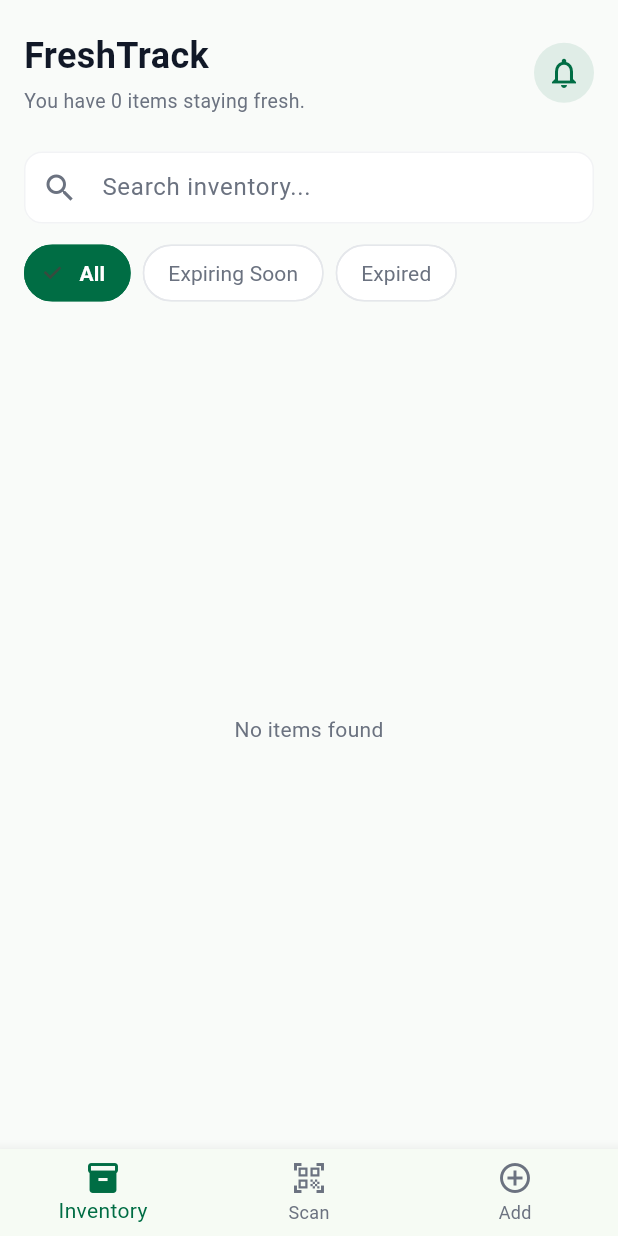
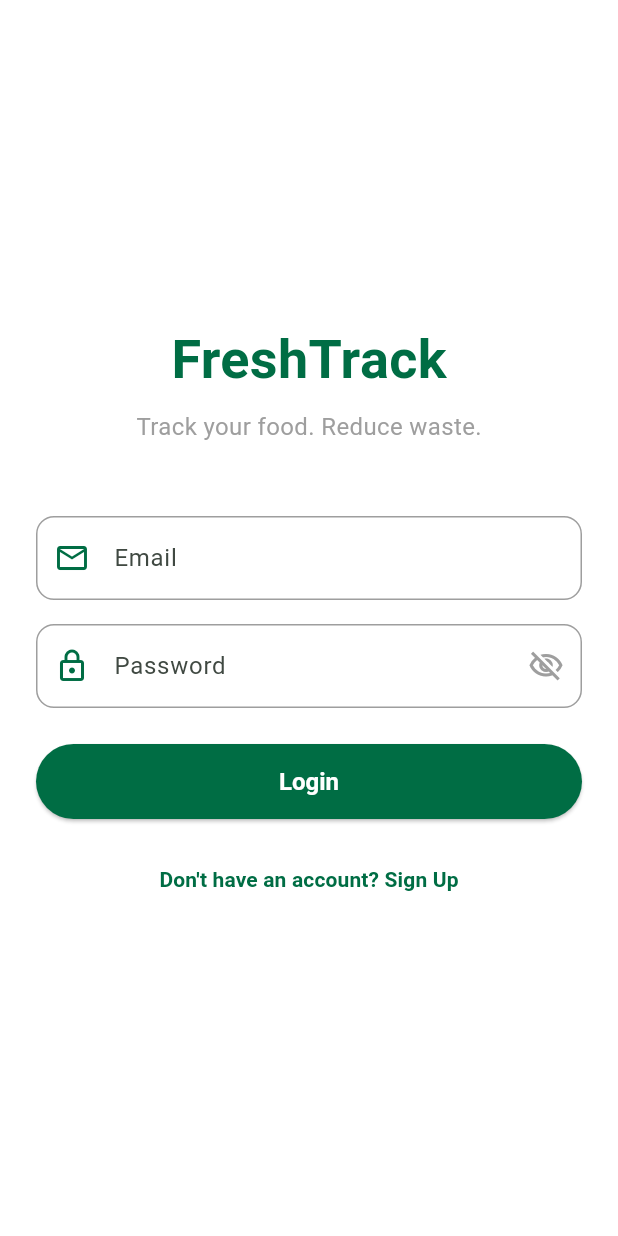
Before and after one commit to Redanaz/FreshTrack_App, a Flutter app: the screen it shows after launch, on a phone screen of 412 x 824 dp. Run offline on Flutter 3.47's test engine with Material 3 defaults, Android fonts, the phone set to English and light mode, and no system bars; our stand-ins replace flutter_local_notifications, image_picker, supabase_flutter, timezone; missing offline and left inert: google_mlkit_text_recognition; accounts and stored records are empty; Roboto replaces fonts that are missing (SF Pro Display).

Commit message:
Final Modifications

```diff
--- a/fresh_track_app/lib/main.dart
+++ b/fresh_track_app/lib/main.dart
@@ -1,16 +1,22 @@
+/*
+ * Supabase Dashboard Steps:
+ * 1. Go to Supabase Dashboard -> Authentication -> Providers -> Enable Google
+ * 2. Add your SHA-1 fingerprint from ./gradlew signingReport to the Google Cloud Console OAuth client
+ * 3. Copy the Google Client ID into Supabase's Google provider settings
+ * 4. Add the Supabase redirect URL com.example.fresh_track_app://login-callback to Google Cloud Console's authorised redirect URIs
+ */
+
 import 'package:flutter/material.dart';
 import 'package:supabase_flutter/supabase_flutter.dart';
 import 'screens/home_screen.dart';
+import 'screens/login_screen.dart';
 import 'core/notification_service.dart'; // Logic Lead: Import the new service
 
 void main() async {
   // 1. Ensure Flutter is ready for async calls
   WidgetsFlutterBinding.ensureInitialized();
 
-  await Supabase.initialize(url: 'YOUR_SUPABASE_URL', anonKey: 'YOUR_SUPABASE_ANON_KEY');
-  if (Supabase.instance.client.auth.currentSession == null) {
-    await Supabase.instance.client.auth.signInAnonymously();
-  }
+  await Supabase.initialize(url: 'https://vlevtrwflvictiluylge.supabase.co', anonKey: 'sb_publishable_HCMi1Fw7JwZOCqHmWOgx_Q_gQYd7yAh');
 
   // 2. Initialize the Notification Service and Timezones
   final notificationService = NotificationService();
@@ -33,7 +39,20 @@ class FreshTrackApp extends StatelessWidget {
         colorScheme: ColorScheme.fromSeed(seedColor: const Color(0xFF006D44)),
         useMaterial3: true,
       ),
-      home: const HomeScreen(),
+      home: const AuthGate(),
     );
   }
 }
+
+class AuthGate extends StatelessWidget {
+  const AuthGate({super.key});
+
+  @override
+  Widget build(BuildContext context) {
+    final session = Supabase.instance.client.auth.currentSession;
+    if (session != null) {
+      return const HomeScreen();
+    }
+    return const LoginScreen();
+  }
+}
--- /dev/null
+++ b/fresh_track_app/lib/screens/login_screen.dart
@@ -0,0 +1,205 @@
+import 'package:flutter/material.dart';
+import 'package:supabase_flutter/supabase_flutter.dart';
+import 'home_screen.dart';
+
+class LoginScreen extends StatefulWidget {
+  const LoginScreen({super.key});
+
+  @override
+  State<LoginScreen> createState() => _LoginScreenState();
+}
+
+class _LoginScreenState extends State<LoginScreen> {
+  final TextEditingController _emailController = TextEditingController();
+  final TextEditingController _passwordController = TextEditingController();
+  bool _isLoading = false;
+  bool _isSignUpMode = false;
+  bool _obscurePassword = true;
+
+  @override
+  void dispose() {
+    _emailController.dispose();
+    _passwordController.dispose();
+    super.dispose();
+  }
+
+  Future<void> _submit() async {
+    final email = _emailController.text.trim();
+    final password = _passwordController.text.trim();
+
+    if (email.isEmpty || password.isEmpty) {
+      ScaffoldMessenger.of(context).showSnackBar(
+        const SnackBar(content: Text("Email and password fields cannot be empty.")),
+      );
+      return;
+    }
+
+    setState(() {
+      _isLoading = true;
+    });
+
+    try {
+      if (_isSignUpMode) {
+        await Supabase.instance.client.auth.signUp(
+          email: email,
+          password: password,
+        );
+        if (!mounted) return;
+        Navigator.pushReplacement(
+          context,
+          MaterialPageRoute(builder: (context) => const HomeScreen()),
+        );
+      } else {
+        await Supabase.instance.client.auth.signInWithPassword(
+          email: email,
+          password: password,
+        );
+        if (!mounted) return;
+        Navigator.pushReplacement(
+          context,
+          MaterialPageRoute(builder: (context) => const HomeScreen()),
+        );
+      }
+    } catch (error) {
+      if (!mounted) return;
+      String errorMessage = error.toString();
+      if (error is AuthException) {
+        errorMessage = error.message;
+      }
+      ScaffoldMessenger.of(context).showSnackBar(
+        SnackBar(content: Text(errorMessage)),
+      );
+    } finally {
+      if (mounted) {
+        setState(() {
+          _isLoading = false;
+        });
+      }
+    }
+  }
+
+  @override
+  Widget build(BuildContext context) {
+    return Scaffold(
+      backgroundColor: Colors.white,
+      body: SafeArea(
+        child: Center(
+          child: SingleChildScrollView(
+            padding: const EdgeInsets.symmetric(horizontal: 24.0),
+            child: Column(
+              mainAxisAlignment: MainAxisAlignment.center,
+              children: [
+                const Text(
+                  'FreshTrack',
+                  style: TextStyle(
+                    fontSize: 36,
+                    fontWeight: FontWeight.bold,
+                    color: Color(0xFF006D44),
+                  ),
+                ),
+                const SizedBox(height: 8),
+                const Text(
+                  'Track your food. Reduce waste.',
+                  style: TextStyle(
+                    fontSize: 16,
+                    color: Colors.grey,
+                  ),
+                ),
+                const SizedBox(height: 48),
+                TextField(
+                  controller: _emailController,
+                  keyboardType: TextInputType.emailAddress,
+                  decoration: InputDecoration(
+                    labelText: 'Email',
+                    prefixIcon: const Icon(Icons.email_outlined, color: Color(0xFF006D44)),
+                    focusedBorder: OutlineInputBorder(
+                      borderRadius: BorderRadius.circular(12),
+                      borderSide: const BorderSide(color: Color(0xFF006D44), width: 2),
+                    ),
+                    enabledBorder: OutlineInputBorder(
+                      borderRadius: BorderRadius.circular(12),
+                      borderSide: const BorderSide(color: Colors.grey),
+                    ),
+                    border: OutlineInputBorder(
+                      borderRadius: BorderRadius.circular(12),
+                    ),
+                  ),
+                ),
+                const SizedBox(height: 16),
+                TextField(
+                  controller: _passwordController,
+                  obscureText: _obscurePassword,
+                  decoration: InputDecoration(
+                    labelText: 'Password',
+                    prefixIcon: const Icon(Icons.lock_outlined, color: Color(0xFF006D44)),
+                    suffixIcon: IconButton(
+                      icon: Icon(
+                        _obscurePassword ? Icons.visibility_off_outlined : Icons.visibility_outlined,
+                        color: Colors.grey,
+                      ),
+                      onPressed: () {
+                        setState(() {
+                          _obscurePassword = !_obscurePassword;
+                        });
+                      },
+                    ),
+                    focusedBorder: OutlineInputBorder(
+                      borderRadius: BorderRadius.circular(12),
+                      borderSide: const BorderSide(color: Color(0xFF006D44), width: 2),
+                    ),
+                    enabledBorder: OutlineInputBorder(
+                      borderRadius: BorderRadius.circular(12),
+                      borderSide: const BorderSide(color: Colors.grey),
+                    ),
+                    border: OutlineInputBorder(
+                      borderRadius: BorderRadius.circular(12),
+                    ),
+                  ),
+                ),
+                const SizedBox(height: 24),
+                if (_isLoading)
+                  const CircularProgressIndicator(
+                    color: Color(0xFF006D44),
+                  )
+                else
+                  SizedBox(
+                    width: double.infinity,
+                    height: 50,
+                    child: ElevatedButton(
+                      onPressed: _submit,
+                      style: ElevatedButton.styleFrom(
+                        foregroundColor: Colors.white,
+                        backgroundColor: const Color(0xFF006D44),
+                        shape: RoundedRectangleBorder(
+                          borderRadius: BorderRadius.circular(30),
+                        ),
+                        textStyle: const TextStyle(fontSize: 16, fontWeight: FontWeight.bold),
+                      ),
+                      child: Text(_isSignUpMode ? 'Sign Up' : 'Login'),
+                    ),
+                  ),
+                const SizedBox(height: 16),
+                TextButton(
+                  onPressed: () {
+                    setState(() {
+                      _isSignUpMode = !_isSignUpMode;
+                    });
+                  },
+                  child: Text(
+                    _isSignUpMode
+                        ? 'Already have an account? Login'
+                        : "Don't have an account? Sign Up",
+                    style: const TextStyle(
+                      color: Color(0xFF006D44),
+                      fontWeight: FontWeight.w600,
+                    ),
+                  ),
+                ),
+              ],
+            ),
+          ),
+        ),
+      ),
+    );
+  }
+}
```
Also changed, not shown: fresh_track_app/lib/core/notification_service.dart (+32 -0 lines), fresh_track_app/lib/core/shelf_life_data.dart (added, +84 -0 lines), fresh_track_app/lib/models/food_item.dart (+9 -2 lines), fresh_track_app/lib/screens/additem_screen.dart (+29 -2 lines), fresh_track_app/lib/screens/home_screen.dart (+47 -4 lines), fresh_track_app/lib/screens/review_items_screen.dart (+17 -2 lines), fresh_track_app/pubspec.lock, 7 other files.
